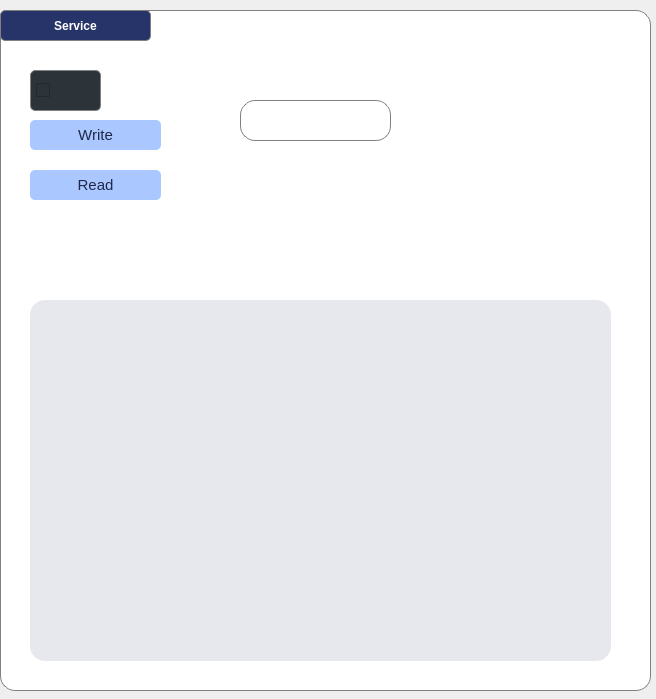
First picture: the form in serviceSettingsWidget.ui, repository EdwinFairchild/Max32-BGD, before the edit.
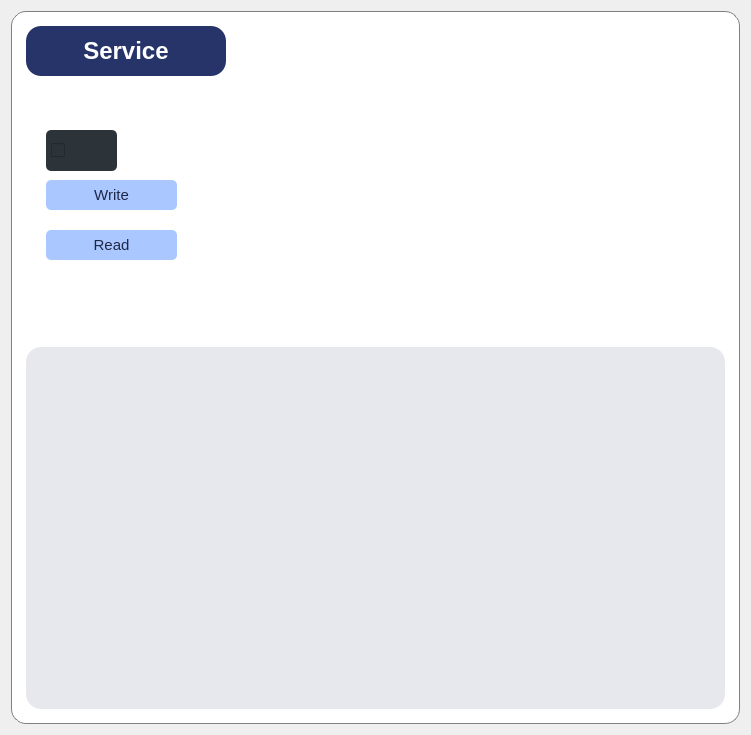
Second picture: the form after the edit. Custom widgets are drawn as their Qt base class.

```diff
--- a/serviceSettingsWidget.ui
+++ b/serviceSettingsWidget.ui
@@ -6,8 +6,8 @@
    <rect>
     <x>0</x>
     <y>0</y>
-    <width>656</width>
-    <height>699</height>
+    <width>751</width>
+    <height>735</height>
    </rect>
   </property>
   <property name="windowTitle">
@@ -16,15 +16,9 @@
   <property name="styleSheet">
    <string notr="true">border: 0px solid gray;</string>
   </property>
+  <layout class="QVBoxLayout" name="verticalLayout">
+   <item>
   <widget class="QWidget" name="widgetServiceSettings" native="true">
-   <property name="geometry">
-    <rect>
-     <x>0</x>
-     <y>10</y>
-     <width>651</width>
-     <height>681</height>
-    </rect>
-   </property>
    <property name="minimumSize">
     <size>
      <width>0</width>
@@ -36,113 +30,158 @@
 border-radius:15px;
 border: 1px solid gray;</string>
    </property>
-   <widget class="QPushButton" name="btnToggle_permit_read_2">
-    <property name="geometry">
-     <rect>
-      <x>30</x>
-      <y>110</y>
-      <width>131</width>
-      <height>30</height>
-     </rect>
-    </property>
+     <layout class="QVBoxLayout" name="verticalLayout_2" stretch="1,6,9">
+      <property name="leftMargin">
+       <number>15</number>
+      </property>
+      <property name="topMargin">
+       <number>15</number>
+      </property>
+      <property name="rightMargin">
+       <number>15</number>
+      </property>
+      <property name="bottomMargin">
+       <number>15</number>
+      </property>
+      <item>
+       <widget class="QFrame" name="frame_3">
+        <property name="styleSheet">
+         <string notr="true">border: 0px solid gray;</string>
+        </property>
+        <property name="frameShape">
+         <enum>QFrame::StyledPanel</enum>
+        </property>
+        <property name="frameShadow">
+         <enum>QFrame::Raised</enum>
+        </property>
+        <layout class="QHBoxLayout" name="horizontalLayout_2">
+         <property name="leftMargin">
+          <number>0</number>
+         </property>
+         <property name="topMargin">
+          <number>0</number>
+         </property>
+         <item>
+          <widget class="QFrame" name="frame_4">
+           <property name="frameShape">
+            <enum>QFrame::StyledPanel</enum>
+           </property>
+           <property name="frameShadow">
+            <enum>QFrame::Raised</enum>
+           </property>
+           <layout class="QVBoxLayout" name="verticalLayout_3">
+            <property name="leftMargin">
+             <number>0</number>
+            </property>
+            <property name="topMargin">
+             <number>0</number>
+            </property>
+            <item>
+             <widget class="QLabel" name="lbl_service_name">
     <property name="minimumSize">
      <size>
-      <width>100</width>
-      <height>30</height>
-     </size>
-    </property>
+                <width>200</width>
+                <height>50</height>
+               </size>
+              </property>
+              <property name="maximumSize">
+               <size>
+                <width>200</width>
+                <height>50</height>
+               </size>
+              </property>
     <property name="font">
      <font>
-      <pointsize>11</pointsize>
+                <pointsize>18</pointsize>
+                <weight>75</weight>
+                <bold>true</bold>
      </font>
     </property>
     <property name="styleSheet">
-     <string notr="true">QPushButton{
-text-align: center;
+               <string notr="true">text-align: center;
 padding-left: 0px;
-border-radius:5px;
-border: 0px solid gray;
-background-color: rgb(170,200,255);
-color: rgb(30, 39, 73);
 
-}
-
-QPushButton:hover{
-
-background-color: rgb(29, 42,95);
-	color: rgb(255, 255, 255);
-
-}
-
-QPushButton:pressed{
-	
-		color: rgb(255, 255, 255);
-background-color: rgb(48, 52, 63);
-}</string>
+border-radius:15px;
+background-color: rgb(39, 52, 105);
+	color: rgb(255, 255, 255);</string>
     </property>
     <property name="text">
-     <string>Write</string>
-    </property>
-    <property name="checkable">
-     <bool>true</bool>
-    </property>
-   </widget>
-   <widget class="QPushButton" name="btnToggle_permit_read">
-    <property name="geometry">
-     <rect>
-      <x>30</x>
-      <y>160</y>
-      <width>131</width>
-      <height>30</height>
-     </rect>
-    </property>
-    <property name="minimumSize">
+               <string>Service</string>
+              </property>
+              <property name="alignment">
+               <set>Qt::AlignCenter</set>
+              </property>
+             </widget>
+            </item>
+            <item>
+             <spacer name="verticalSpacer">
+              <property name="orientation">
+               <enum>Qt::Vertical</enum>
+              </property>
+              <property name="sizeHint" stdset="0">
      <size>
-      <width>100</width>
-      <height>30</height>
-     </size>
-    </property>
+                <width>20</width>
+                <height>40</height>
+               </size>
+              </property>
+             </spacer>
+            </item>
+           </layout>
+          </widget>
+         </item>
+         <item>
+          <spacer name="horizontalSpacer">
+           <property name="orientation">
+            <enum>Qt::Horizontal</enum>
+           </property>
+           <property name="sizeHint" stdset="0">
+            <size>
+             <width>40</width>
+             <height>20</height>
+            </size>
+           </property>
+          </spacer>
+         </item>
+        </layout>
+       </widget>
+      </item>
+      <item>
+       <widget class="QFrame" name="frame_2">
+        <property name="styleSheet">
+         <string notr="true">border: 0px solid gray;</string>
+        </property>
+        <property name="frameShape">
+         <enum>QFrame::StyledPanel</enum>
+        </property>
+        <property name="frameShadow">
+         <enum>QFrame::Raised</enum>
+        </property>
+        <widget class="QLabel" name="label_9">
+         <property name="geometry">
+          <rect>
+           <x>360</x>
+           <y>150</y>
+           <width>151</width>
+           <height>41</height>
+          </rect>
+         </property>
     <property name="font">
      <font>
-      <pointsize>11</pointsize>
+           <pointsize>14</pointsize>
      </font>
     </property>
     <property name="styleSheet">
-     <string notr="true">QPushButton{
-text-align: center;
-padding-left: 0px;
-border-radius:5px;
-background-color: rgb(170,200,255);
-border: 0px solid gray;
-color: rgb(30, 39, 73);
-
-}
-
-QPushButton:hover{
-
-background-color: rgb(29, 42,95);
-	color: rgb(255, 255, 255);
-
-}
-
-QPushButton:pressed{
-	
-		color: rgb(255, 255, 255);
-background-color: rgb(48, 52, 63);
-}</string>
+          <string notr="true">color: rgb(255, 255, 255);</string>
     </property>
     <property name="text">
-     <string>Read</string>
-    </property>
-    <property name="checkable">
-     <bool>true</bool>
+          <string>Characteristic</string>
     </property>
    </widget>
    <widget class="AnimatedToggle" name="checkBox_2">
     <property name="geometry">
      <rect>
-      <x>30</x>
-      <y>60</y>
+           <x>20</x>
+           <y>30</y>
       <width>71</width>
       <height>41</height>
      </rect>
@@ -176,68 +215,117 @@
      </size>
     </property>
    </widget>
-   <widget class="QLabel" name="label_9">
+        <widget class="QPushButton" name="btnToggle_permit_read_2">
     <property name="geometry">
      <rect>
-      <x>240</x>
-      <y>90</y>
-      <width>151</width>
-      <height>41</height>
-     </rect>
-    </property>
+           <x>20</x>
+           <y>80</y>
+           <width>131</width>
+           <height>30</height>
+          </rect>
+         </property>
+         <property name="minimumSize">
+          <size>
+           <width>100</width>
+           <height>30</height>
+          </size>
+         </property>
     <property name="font">
      <font>
-      <pointsize>14</pointsize>
+           <pointsize>11</pointsize>
      </font>
     </property>
     <property name="styleSheet">
-     <string notr="true">color: rgb(255, 255, 255);</string>
+          <string notr="true">QPushButton{
+text-align: center;
+padding-left: 0px;
+border-radius:5px;
+border: 0px solid gray;
+background-color: rgb(170,200,255);
+color: rgb(30, 39, 73);
+
+}
+
+QPushButton:hover{
+
+background-color: rgb(29, 42,95);
+	color: rgb(255, 255, 255);
+
+}
+
+QPushButton:pressed{
+	
+		color: rgb(255, 255, 255);
+background-color: rgb(48, 52, 63);
+}</string>
     </property>
     <property name="text">
-     <string>Characteristic</string>
-    </property>
-   </widget>
-   <widget class="QLabel" name="lbl_service_name">
+          <string>Write</string>
+         </property>
+         <property name="checkable">
+          <bool>true</bool>
+         </property>
+        </widget>
+        <widget class="QPushButton" name="btnToggle_permit_read">
     <property name="geometry">
      <rect>
-      <x>0</x>
-      <y>0</y>
-      <width>151</width>
-      <height>31</height>
-     </rect>
-    </property>
+           <x>20</x>
+           <y>130</y>
+           <width>131</width>
+           <height>30</height>
+          </rect>
+         </property>
+         <property name="minimumSize">
+          <size>
+           <width>100</width>
+           <height>30</height>
+          </size>
+         </property>
     <property name="font">
      <font>
-      <weight>75</weight>
-      <bold>true</bold>
+           <pointsize>11</pointsize>
      </font>
     </property>
     <property name="styleSheet">
-     <string notr="true">text-align: center;
+          <string notr="true">QPushButton{
+text-align: center;
 padding-left: 0px;
 border-radius:5px;
-background-color: rgb(39, 52, 105);
-	color: rgb(255, 255, 255);</string>
+background-color: rgb(170,200,255);
+border: 0px solid gray;
+color: rgb(30, 39, 73);
+
+}
+
+QPushButton:hover{
+
+background-color: rgb(29, 42,95);
+	color: rgb(255, 255, 255);
+
+}
+
+QPushButton:pressed{
+	
+		color: rgb(255, 255, 255);
+background-color: rgb(48, 52, 63);
+}</string>
     </property>
     <property name="text">
-     <string>Service</string>
-    </property>
-    <property name="alignment">
-     <set>Qt::AlignCenter</set>
-    </property>
-   </widget>
+          <string>Read</string>
+         </property>
+         <property name="checkable">
+          <bool>true</bool>
+         </property>
+        </widget>
+       </widget>
+      </item>
+      <item>
    <widget class="QFrame" name="frame">
-    <property name="geometry">
-     <rect>
-      <x>30</x>
-      <y>290</y>
-      <width>581</width>
-      <height>361</height>
-     </rect>
-    </property>
     <property name="styleSheet">
-     <string notr="true">background-color: rgb(231,232,237);
-border: 0px solid gray;</string>
+         <string notr="true">
+background-color: rgb(231,232,237);
+border: 0px solid gray;
+border-radius:15px;</string>
     </property>
     <property name="frameShape">
      <enum>QFrame::StyledPanel</enum>
@@ -246,10 +334,24 @@
      <enum>QFrame::Raised</enum>
     </property>
     <layout class="QHBoxLayout" name="horizontalLayout">
+         <property name="leftMargin">
+          <number>10</number>
+         </property>
+         <property name="topMargin">
+          <number>10</number>
+         </property>
+         <property name="rightMargin">
+          <number>10</number>
+         </property>
+         <property name="bottomMargin">
+          <number>10</number>
+         </property>
      <item>
       <widget class="QScrollArea" name="serviceScrollArea">
        <property name="styleSheet">
-        <string notr="true"/>
+            <string notr="true">background-color: rgb(231,232,237);
+border: 0px solid gray;
+border-radius:15px;</string>
        </property>
        <property name="widgetResizable">
         <bool>true</bool>
@@ -259,8 +361,8 @@
          <rect>
           <x>0</x>
           <y>0</y>
-          <width>563</width>
-          <height>343</height>
+              <width>683</width>
+              <height>341</height>
          </rect>
         </property>
        </widget>
@@ -268,7 +370,11 @@
      </item>
     </layout>
    </widget>
-  </widget>
+      </item>
+     </layout>
+    </widget>
+   </item>
+  </layout>
  </widget>
  <customwidgets>
   <customwidget>
```
Lines whose indentation alone changed are shown as unchanged.
